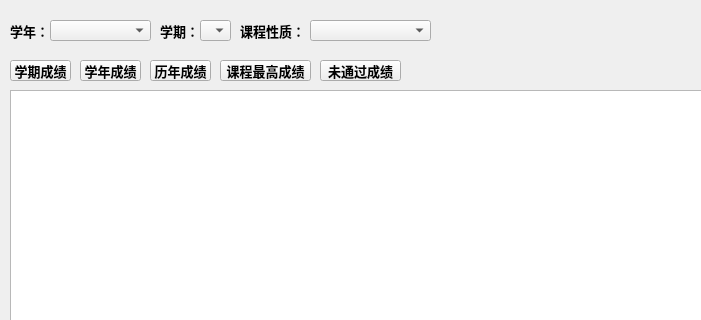
Old version of the form score.ui in the repository liuyuhang791034063/ScoreSystem; both pictures show x 0 to 701 and y 0 to 320 of the 1113 by 726 pixel window.
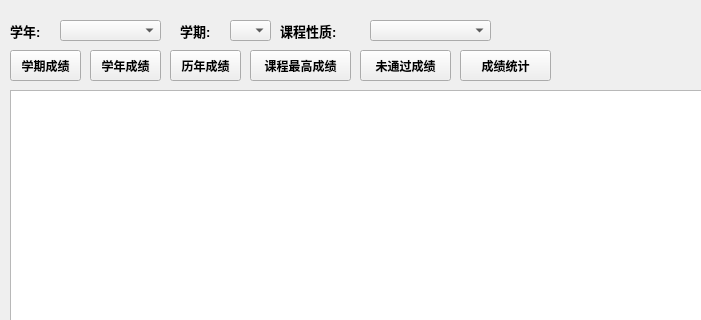
New version of the form. Icons and pictures are not drawn.

Commit message: 添加成绩统计功能

Patch:
```diff
--- a/score.ui
+++ b/score.ui
@@ -21,15 +21,15 @@
    <property name="geometry">
     <rect>
      <x>10</x>
-     <y>60</y>
-     <width>61</width>
-     <height>21</height>
+     <y>50</y>
+     <width>71</width>
+     <height>31</height>
     </rect>
    </property>
    <property name="font">
     <font>
      <family>Arial</family>
-     <pointsize>10</pointsize>
+     <pointsize>9</pointsize>
      <weight>75</weight>
      <bold>true</bold>
     </font>
@@ -41,16 +41,16 @@
   <widget class="QPushButton" name="pushButton_4">
    <property name="geometry">
     <rect>
-     <x>80</x>
-     <y>60</y>
-     <width>61</width>
-     <height>21</height>
+     <x>90</x>
+     <y>50</y>
+     <width>71</width>
+     <height>31</height>
     </rect>
    </property>
    <property name="font">
     <font>
      <family>Arial</family>
-     <pointsize>10</pointsize>
+     <pointsize>9</pointsize>
      <weight>75</weight>
      <bold>true</bold>
     </font>
@@ -62,16 +62,16 @@
   <widget class="QPushButton" name="pushButton_5">
    <property name="geometry">
     <rect>
-     <x>150</x>
-     <y>60</y>
-     <width>61</width>
-     <height>21</height>
+     <x>170</x>
+     <y>50</y>
+     <width>71</width>
+     <height>31</height>
     </rect>
    </property>
    <property name="font">
     <font>
      <family>Arial</family>
-     <pointsize>10</pointsize>
+     <pointsize>9</pointsize>
      <weight>75</weight>
      <bold>true</bold>
     </font>
@@ -83,16 +83,16 @@
   <widget class="QPushButton" name="pushButton_6">
    <property name="geometry">
     <rect>
-     <x>220</x>
-     <y>60</y>
-     <width>91</width>
-     <height>21</height>
+     <x>250</x>
+     <y>50</y>
+     <width>101</width>
+     <height>31</height>
     </rect>
    </property>
    <property name="font">
     <font>
      <family>Arial</family>
-     <pointsize>10</pointsize>
+     <pointsize>9</pointsize>
      <weight>75</weight>
      <bold>true</bold>
     </font>
@@ -104,16 +104,16 @@
   <widget class="QPushButton" name="pushButton_8">
    <property name="geometry">
     <rect>
-     <x>320</x>
-     <y>60</y>
-     <width>81</width>
-     <height>21</height>
+     <x>360</x>
+     <y>50</y>
+     <width>91</width>
+     <height>31</height>
     </rect>
    </property>
    <property name="font">
     <font>
      <family>Arial</family>
-     <pointsize>10</pointsize>
+     <pointsize>9</pointsize>
      <weight>75</weight>
      <bold>true</bold>
     </font>
@@ -140,13 +140,13 @@
     </font>
    </property>
    <property name="text">
-    <string>学年：</string>
+    <string>学年:</string>
    </property>
   </widget>
   <widget class="QComboBox" name="comboBox">
    <property name="geometry">
     <rect>
-     <x>50</x>
+     <x>60</x>
      <y>20</y>
      <width>101</width>
      <height>21</height>
@@ -156,9 +156,9 @@
   <widget class="QLabel" name="label_2">
    <property name="geometry">
     <rect>
-     <x>160</x>
+     <x>180</x>
      <y>20</y>
-     <width>41</width>
+     <width>51</width>
      <height>21</height>
     </rect>
    </property>
@@ -171,15 +171,15 @@
     </font>
    </property>
    <property name="text">
-    <string>学期：</string>
+    <string>学期:</string>
    </property>
   </widget>
   <widget class="QComboBox" name="comboBox_2">
    <property name="geometry">
     <rect>
-     <x>200</x>
+     <x>230</x>
      <y>20</y>
-     <width>31</width>
+     <width>41</width>
      <height>21</height>
     </rect>
    </property>
@@ -187,9 +187,9 @@
   <widget class="QLabel" name="label_3">
    <property name="geometry">
     <rect>
-     <x>240</x>
+     <x>280</x>
      <y>20</y>
-     <width>72</width>
+     <width>91</width>
      <height>21</height>
     </rect>
    </property>
@@ -202,13 +202,13 @@
     </font>
    </property>
    <property name="text">
-    <string>课程性质：</string>
+    <string>课程性质:</string>
    </property>
   </widget>
   <widget class="QComboBox" name="comboBox_3">
    <property name="geometry">
     <rect>
-     <x>310</x>
+     <x>370</x>
      <y>20</y>
      <width>121</width>
      <height>21</height>
@@ -231,6 +231,27 @@
     <number>0</number>
    </property>
   </widget>
+  <widget class="QPushButton" name="pushButton_9">
+   <property name="geometry">
+    <rect>
+     <x>460</x>
+     <y>50</y>
+     <width>91</width>
+     <height>31</height>
+    </rect>
+   </property>
+   <property name="font">
+    <font>
+     <family>Arial</family>
+     <pointsize>9</pointsize>
+     <weight>75</weight>
+     <bold>true</bold>
+    </font>
+   </property>
+   <property name="text">
+    <string>成绩统计</string>
+   </property>
+  </widget>
  </widget>
  <tabstops>
   <tabstop>comboBox</tabstop>
```
The commit also changes 8 other files.
